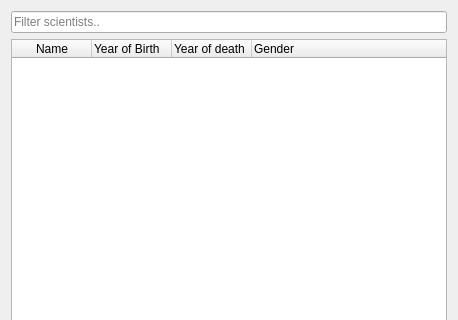
Above: sciwindow.ui from sandraBender/VLN1-hopur2 before the change; both pictures show x 0 to 458 and y 0 to 320 of the 458 by 474 pixel window. Below: the same form after it.
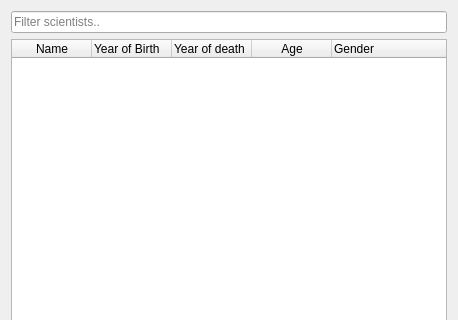
That is the form after the change.

Patch:
```diff
--- a/sciwindow.ui
+++ b/sciwindow.ui
@@ -84,6 +84,11 @@
            <set>AlignLeading|AlignVCenter</set>
           </property>
          </column>
+         <column>
+          <property name="text">
+           <string>Age</string>
+          </property>
+         </column>
          <column>
           <property name="text">
            <string>Gender</string>
```
